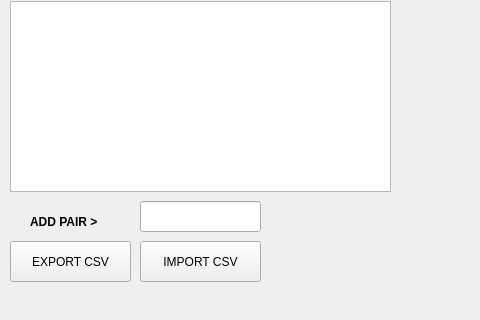
Old version of the form ui/main_window.ui in the repository Sulato86/gateio; both pictures show x 0 to 480 and y 538 to 858 of the 1202 by 858 pixel window.
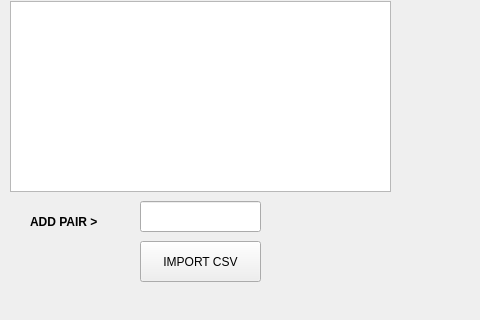
New version of the form.

Diff of the .ui file:
```diff
--- a/ui/main_window.ui
+++ b/ui/main_window.ui
@@ -74,19 +74,6 @@
      <string>IMPORT CSV</string>
     </property>
    </widget>
-   <widget class="QPushButton" name="pushButton_export">
-    <property name="geometry">
-     <rect>
-      <x>10</x>
-      <y>760</y>
-      <width>121</width>
-      <height>41</height>
-     </rect>
-    </property>
-    <property name="text">
-     <string>EXPORT CSV</string>
-    </property>
-   </widget>
    <widget class="QLabel" name="label">
     <property name="geometry">
      <rect>
```
